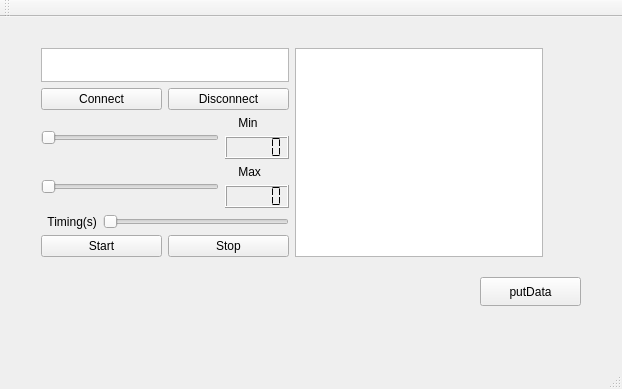
First picture: the form in QtTcpClientProducer/mainwindow.ui, repository douglassc1999/Qtsupervisory, before the edit.
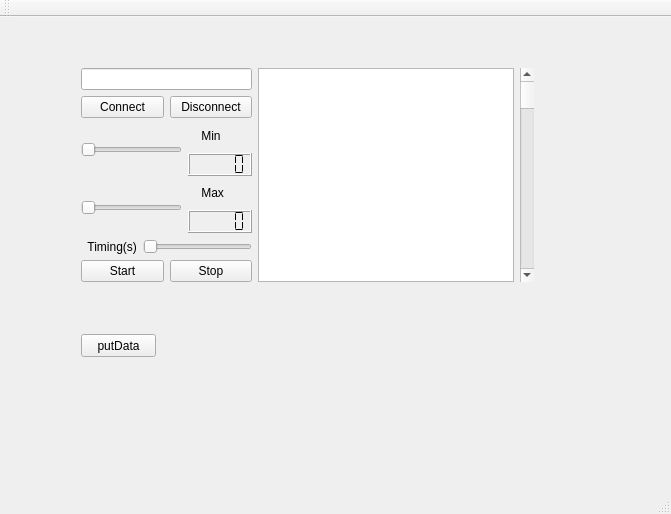
Second picture: the form after the edit.

Commit message: layout consumidor

The edit to the form file:
```diff
--- a/QtTcpClientProducer/mainwindow.ui
+++ b/QtTcpClientProducer/mainwindow.ui
@@ -6,8 +6,8 @@
    <rect>
     <x>0</x>
     <y>0</y>
-    <width>622</width>
-    <height>389</height>
+    <width>671</width>
+    <height>514</height>
    </rect>
   </property>
   <property name="windowTitle">
@@ -17,10 +17,10 @@
    <widget class="QPushButton" name="pushButtonPut">
     <property name="geometry">
      <rect>
-      <x>480</x>
-      <y>260</y>
-      <width>101</width>
-      <height>29</height>
+      <x>81</x>
+      <y>317</y>
+      <width>75</width>
+      <height>23</height>
      </rect>
     </property>
     <property name="text">
@@ -30,19 +30,19 @@
    <widget class="QWidget" name="">
     <property name="geometry">
      <rect>
-      <x>30</x>
-      <y>20</y>
-      <width>524</width>
-      <height>231</height>
+      <x>70</x>
+      <y>40</y>
+      <width>475</width>
+      <height>236</height>
      </rect>
     </property>
-    <layout class="QHBoxLayout" name="horizontalLayout_6">
+    <layout class="QHBoxLayout" name="horizontalLayout_7">
      <item>
-      <layout class="QVBoxLayout" name="verticalLayout_5">
+      <layout class="QVBoxLayout" name="verticalLayout_4">
        <item>
-        <layout class="QVBoxLayout" name="verticalLayout" stretch="50,50">
+        <layout class="QVBoxLayout" name="verticalLayout">
          <item>
-          <widget class="QTextEdit" name="textEdit"/>
+          <widget class="QLineEdit" name="lineEdit"/>
          </item>
          <item>
           <layout class="QHBoxLayout" name="horizontalLayout">
@@ -65,7 +65,7 @@
         </layout>
        </item>
        <item>
-        <layout class="QHBoxLayout" name="horizontalLayout_2">
+        <layout class="QHBoxLayout" name="horizontalLayout_3">
          <item>
           <widget class="QSlider" name="horizontalSliderMin">
            <property name="orientation">
@@ -74,7 +74,7 @@
           </widget>
          </item>
          <item>
-          <layout class="QVBoxLayout" name="verticalLayout_3">
+          <layout class="QVBoxLayout" name="verticalLayout_2">
            <item>
             <widget class="QLabel" name="labelMin">
              <property name="text">
@@ -94,7 +94,7 @@
         </layout>
        </item>
        <item>
-        <layout class="QHBoxLayout" name="horizontalLayout_3">
+        <layout class="QHBoxLayout" name="horizontalLayout_2">
          <item>
           <widget class="QSlider" name="horizontalSliderMax">
            <property name="orientation">
@@ -103,7 +103,7 @@
           </widget>
          </item>
          <item>
-          <layout class="QVBoxLayout" name="verticalLayout_2">
+          <layout class="QVBoxLayout" name="verticalLayout_3">
            <item>
             <widget class="QLabel" name="labelMax">
              <property name="text">
@@ -123,9 +123,7 @@
         </layout>
        </item>
        <item>
-        <layout class="QVBoxLayout" name="verticalLayout_4">
-         <item>
-          <layout class="QHBoxLayout" name="horizontalLayout_5">
+        <layout class="QHBoxLayout" name="horizontalLayout_4">
            <item>
             <widget class="QLabel" name="label">
              <property name="text">
@@ -143,7 +141,7 @@
           </layout>
          </item>
          <item>
-          <layout class="QHBoxLayout" name="horizontalLayout_4">
+        <layout class="QHBoxLayout" name="horizontalLayout_5">
            <item>
             <widget class="QPushButton" name="pushButtonStart">
              <property name="text">
@@ -162,11 +160,20 @@
          </item>
         </layout>
        </item>
-      </layout>
-     </item>
+     <item>
+      <layout class="QHBoxLayout" name="horizontalLayout_6">
      <item>
       <widget class="QTextBrowser" name="textBrowser"/>
      </item>
+       <item>
+        <widget class="QScrollBar" name="verticalScrollBar">
+         <property name="orientation">
+          <enum>Qt::Vertical</enum>
+         </property>
+        </widget>
+       </item>
+      </layout>
+     </item>
     </layout>
    </widget>
   </widget>
```
Left out of the diff: 53 changed lines with no effect on the pictures. Lines whose indentation alone changed are shown as unchanged. The commit also changes 8 other files.
